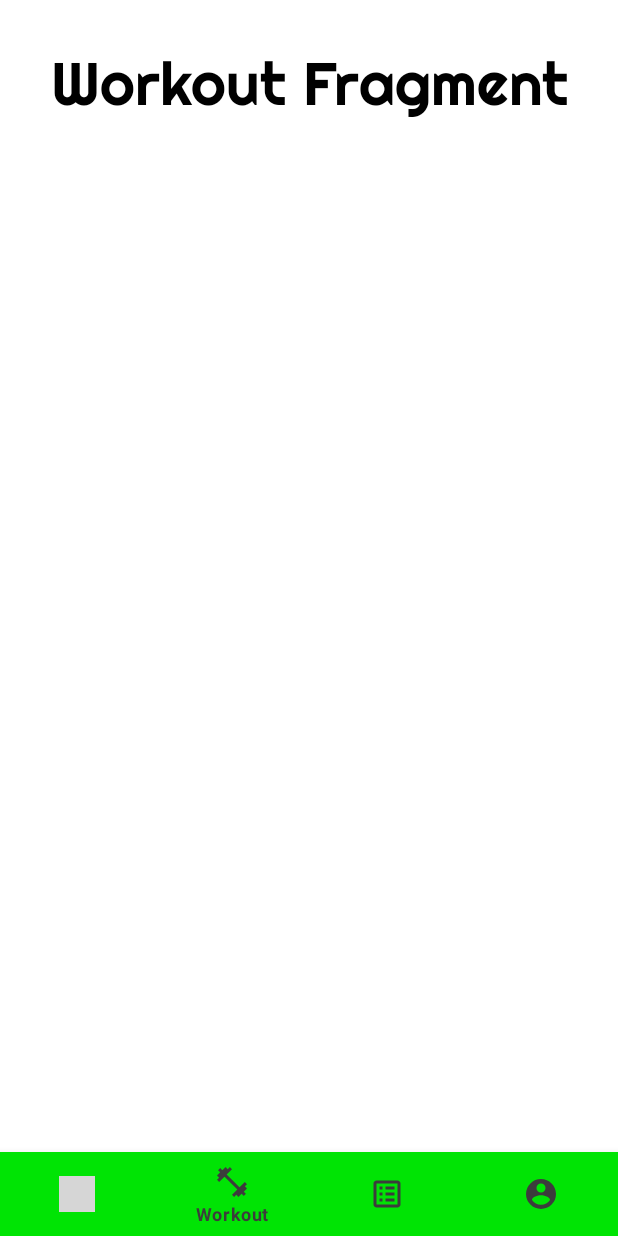
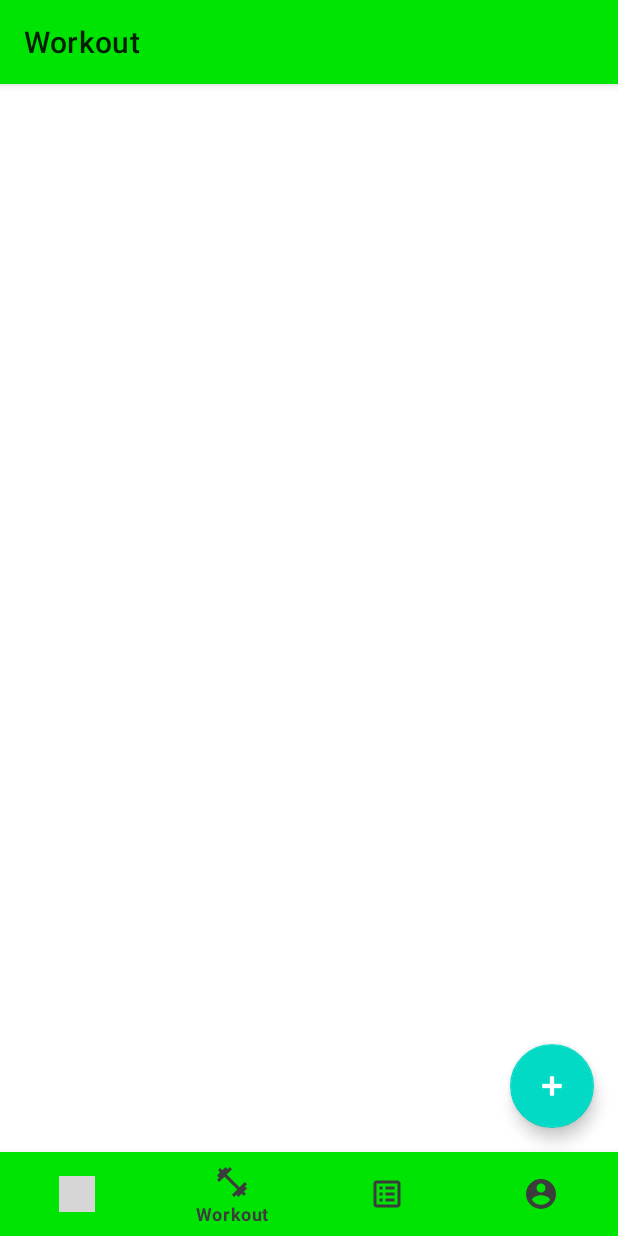
Before and after one commit to hector11tc/Fitvolution, an Android app: the screen it shows after launch once a user with an empty profile is signed in (MainActivity), item 2 of the bottom bar chosen, on a phone screen of 412 x 824 dp. Run offline under Robolectric (Android 15) with nearby library versions, the light colour scheme and no system bars; our stand-ins replace Firebase (no records; nobody signed in at launch, a user with empty details on screens opened directly); grey boxes are pictures that could not be loaded.

Commit message:
New workout terminado. Falta el workout fragment.

```diff
--- a/app/build.gradle
+++ b/app/build.gradle
@@ -36,10 +36,13 @@ android {
 
 dependencies {
 
+//    implementation 'androidx.core:core-ktx:1.7.0'
+
     implementation 'androidx.core:core-ktx:1.10.0'
     implementation 'androidx.appcompat:appcompat:1.6.1'
     implementation 'com.google.android.material:material:1.8.0'
     implementation 'androidx.constraintlayout:constraintlayout:2.1.4'
+    implementation 'androidx.core:core:1.7.0'
     testImplementation 'junit:junit:4.13.2'
     androidTestImplementation 'androidx.test.ext:junit:1.1.5'
     androidTestImplementation 'androidx.test.espresso:espresso-core:3.5.1'
--- a/app/src/main/AndroidManifest.xml
+++ b/app/src/main/AndroidManifest.xml
@@ -11,6 +11,9 @@
         android:supportsRtl="true"
         android:theme="@style/Theme.Fitvolution"
         tools:targetApi="31">
+        <activity
+            android:name=".NewWorkoutActivity"
+            android:exported="false" />
         <activity
             android:name=".TermsActivity"
             android:exported="false" />
--- a/app/src/main/java/com/example/fitvolution/MainActivity.kt
+++ b/app/src/main/java/com/example/fitvolution/MainActivity.kt
@@ -1,17 +1,29 @@
 package com.example.fitvolution
 
 
+import android.content.Context
 import android.os.Bundle
 import android.view.MenuItem
+import android.widget.Toolbar
 import androidx.appcompat.app.AppCompatActivity
 import androidx.fragment.app.Fragment
 import com.google.android.material.bottomnavigation.BottomNavigationView
 import com.google.android.material.navigation.NavigationBarView
 
+
 class MainActivity : AppCompatActivity(), NavigationBarView.OnItemSelectedListener {
     override fun onCreate(savedInstanceState: Bundle?) {
         super.onCreate(savedInstanceState)
         setContentView(R.layout.activity_main)
+
+        val sharedPreferences = getSharedPreferences("app_prefs", Context.MODE_PRIVATE)
+        if (sharedPreferences.getBoolean("navigate_to_workout_fragment", false)) {
+            sharedPreferences.edit().remove("navigate_to_workout_fragment").apply()
+            showWorkoutFragment()
+        }
+
+        val toolbar = findViewById<androidx.appcompat.widget.Toolbar>(R.id.main_toolbar)
+        setSupportActionBar(toolbar)
         val bottomNavigationView = findViewById<BottomNavigationView>(R.id.bottom_nav_view)
         bottomNavigationView.setOnItemSelectedListener(this)
     }
@@ -19,21 +31,43 @@ class MainActivity : AppCompatActivity(), NavigationBarView.OnItemSelectedListen
     override fun onNavigationItemSelected(item: MenuItem): Boolean {
         val fragment: Fragment
         val itemId = item.itemId
-        fragment = if (itemId == R.id.workout_item) {
-            WorkoutFragment()
-        } else if (itemId == R.id.running_item) {
-            RunningFragment()
-        } else if (itemId == R.id.exercises_item) {
-            ExercisesFragment()
-        } else {
-            ProfileFragment()
+        fragment = when (itemId) {
+            R.id.running_item -> {
+                RunningFragment()
+            }
+            R.id.workout_item -> {
+                WorkoutFragment()
+            }
+            R.id.exercises_item -> {
+                ExercisesFragment()
+            }
+            else -> {
+                ProfileFragment()
+            }
         }
         supportFragmentManager.beginTransaction()
             .replace(R.id.nav_fragment, fragment)
             .commit()
+
+        updateToolbarTitle(fragment)
+
         return true
     }
 
+    private fun updateToolbarTitle(fragment: Fragment) {
+        val title = when (fragment) {
+            is RunningFragment -> "Running"
+            is WorkoutFragment -> "Workout"
+            is ExercisesFragment -> "Exercises"
+            is ProfileFragment -> "Profile"
+            else -> "Fitvolution"
+        }
+        supportActionBar?.title = title
+    }
 
-
+    private fun showWorkoutFragment() {
+        val transaction = supportFragmentManager.beginTransaction()
+        transaction.replace(R.id.running_fragment, WorkoutFragment())
+        transaction.commit()
+    }
 }
--- a/app/src/main/java/com/example/fitvolution/WorkoutFragment.kt
+++ b/app/src/main/java/com/example/fitvolution/WorkoutFragment.kt
@@ -1,11 +1,12 @@
 package com.example.fitvolution
 
+import android.content.Intent
 import android.os.Bundle
 import androidx.fragment.app.Fragment
 import android.view.LayoutInflater
 import android.view.View
 import android.view.ViewGroup
-
+import com.google.android.material.floatingactionbutton.FloatingActionButton
 
 class WorkoutFragment : Fragment() {
     override fun onCreateView(
@@ -16,4 +17,13 @@ class WorkoutFragment : Fragment() {
         return inflater.inflate(R.layout.fragment_workout, container, false)
     }
 
+    override fun onViewCreated(view: View, savedInstanceState: Bundle?) {
+        super.onViewCreated(view, savedInstanceState)
+
+        val fabNewWorkout = view.findViewById<FloatingActionButton>(R.id.fab_new_workout)
+        fabNewWorkout.setOnClickListener {
+            val intent = Intent(activity, NewWorkoutActivity::class.java)
+            startActivity(intent)
+        }
+    }
 }
--- a/app/src/main/res/layout/activity_main.xml
+++ b/app/src/main/res/layout/activity_main.xml
@@ -8,16 +8,32 @@
     android:layout_height="match_parent"
     tools:context=".MainActivity">
 
+    <com.google.android.material.appbar.AppBarLayout
+        android:id="@+id/appBarLayout"
+        android:layout_width="match_parent"
+        android:layout_height="wrap_content"
+        tools:ignore="MissingConstraints">
+
+        <androidx.appcompat.widget.Toolbar
+            android:id="@+id/main_toolbar"
+            android:layout_width="match_parent"
+            android:layout_height="?attr/actionBarSize"
+            style="@style/AppBarMain" />
+
+    </com.google.android.material.appbar.AppBarLayout>
+
+
     <androidx.fragment.app.FragmentContainerView
         android:id="@+id/nav_fragment"
-        android:name="com.example.fitvolution.WorkoutFragment"
-        tools:layout="@layout/fragment_workout"
+        android:name="com.example.fitvolution.RunningFragment"
+        tools:layout="@layout/fragment_running"
         android:layout_width="match_parent"
-        android:layout_height="match_parent"
+        android:layout_height="0dp"
         app:layout_constraintBottom_toTopOf="@id/bottom_nav_view"
         app:layout_constraintLeft_toLeftOf="parent"
         app:layout_constraintRight_toRightOf="parent"
-        app:layout_constraintTop_toTopOf="parent" />
+        app:layout_constraintTop_toBottomOf="@+id/appBarLayout" />
+
 
     <com.google.android.material.bottomnavigation.BottomNavigationView
         android:id="@+id/bottom_nav_view"
--- a/app/src/main/res/layout/activity_terms.xml
+++ b/app/src/main/res/layout/activity_terms.xml
@@ -9,7 +9,7 @@
     android:background="@color/white">
 
     <androidx.appcompat.widget.Toolbar
-        android:id="@+id/toolbar_main"
+        android:id="@+id/terms_toolbar"
         app:title="@string/terms_title"
         android:layout_width="match_parent"
         android:layout_height="?attr/actionBarSize"
--- a/app/src/main/res/layout/fragment_exercises.xml
+++ b/app/src/main/res/layout/fragment_exercises.xml
@@ -48,7 +48,6 @@
         android:id="@+id/recycler_view_exercises"
         android:layout_width="match_parent"
         android:layout_height="match_parent"
-        android:paddingBottom="55dp"
         app:layoutManager="androidx.recyclerview.widget.LinearLayoutManager" />
 
 </LinearLayout>
--- a/app/src/main/res/layout/fragment_running.xml
+++ b/app/src/main/res/layout/fragment_running.xml
@@ -1,6 +1,7 @@
 <?xml version="1.0" encoding="utf-8"?>
 <FrameLayout xmlns:android="http://schemas.android.com/apk/res/android"
     xmlns:tools="http://schemas.android.com/tools"
+    android:id="@+id/running_fragment"
     android:layout_width="match_parent"
     android:layout_height="match_parent"
     tools:context=".RunningFragment">
--- a/app/src/main/res/layout/fragment_workout.xml
+++ b/app/src/main/res/layout/fragment_workout.xml
@@ -1,19 +1,19 @@
 <?xml version="1.0" encoding="utf-8"?>
-<FrameLayout xmlns:android="http://schemas.android.com/apk/res/android"
+<androidx.constraintlayout.widget.ConstraintLayout xmlns:android="http://schemas.android.com/apk/res/android"
+    xmlns:app="http://schemas.android.com/apk/res-auto"
     xmlns:tools="http://schemas.android.com/tools"
+    android:id="@+id/workout_fragment"
     android:layout_width="match_parent"
     android:layout_height="match_parent"
     tools:context=".WorkoutFragment">
 
-    <!-- TODO: Update blank fragment layout -->
-    <TextView
-        android:layout_width="match_parent"
-        android:layout_height="match_parent"
-        android:gravity="center_horizontal"
-        android:layout_marginTop="30dp"
-        android:fontFamily="@font/righteous"
-        android:textColor="@color/black"
-        android:textSize="40sp"
-        android:text="Workout Fragment" />
+    <com.google.android.material.floatingactionbutton.FloatingActionButton
+        android:id="@+id/fab_new_workout"
+        android:layout_width="wrap_content"
+        android:layout_height="wrap_content"
+        android:layout_margin="16dp"
+        android:src="@android:drawable/ic_input_add"
+        app:layout_constraintBottom_toBottomOf="parent"
+        app:layout_constraintEnd_toEndOf="parent" />
 
-</FrameLayout>
+</androidx.constraintlayout.widget.ConstraintLayout>
--- a/app/src/main/res/values/themes.xml
+++ b/app/src/main/res/values/themes.xml
@@ -19,4 +19,9 @@
         <item name="itemIconTint">@color/dark_grey</item>
         <item name="itemTextColor">@color/dark_grey</item>
     </style>
+
+    <style name="AppBarMain" parent="ThemeOverlay.AppCompat.ActionBar">
+        <item name="android:background">@color/green_fitvolution</item>
+        <item name="android:textColorPrimary">@color/dark_grey</item>
+    </style>
 </resources>
--- a/build.gradle
+++ b/build.gradle
@@ -18,5 +18,5 @@ buildscript {
 plugins {
     id 'com.android.application' version '8.0.1' apply false
     id 'com.android.library' version '8.0.1' apply false
-    id 'org.jetbrains.kotlin.android' version '1.8.0' apply false
+    id 'org.jetbrains.kotlin.android' version '1.8.21' apply false
 }
```
Also changed, not shown: app/src/main/java/com/example/fitvolution/NewWorkoutActivity.kt (added, +219 -0 lines), app/src/main/java/com/example/fitvolution/TermsActivity.kt (+5 -3 lines), app/src/main/java/com/example/fitvolution/WtExercise.kt (added, +10 -0 lines), app/src/main/java/com/example/fitvolution/WtExerciseAdapter.kt (added, +42 -0 lines), app/src/main/res/drawable/custom_edittext.xml (added, +8 -0 lines), app/src/main/res/layout/activity_new_workout.xml (added, +69 -0 lines), app/src/main/res/layout/dialog_add_exercise.xml (added, +102 -0 lines), app/src/main/res/layout/item_wt_exercise.xml (added, +39 -0 lines), app/src/main/res/values/strings.xml (+11 -1 lines).
